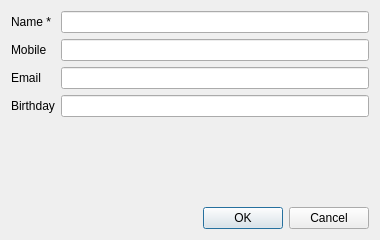
Flack74/Addressbook-Management, file ui/contactdialog.ui: the form before one commit.
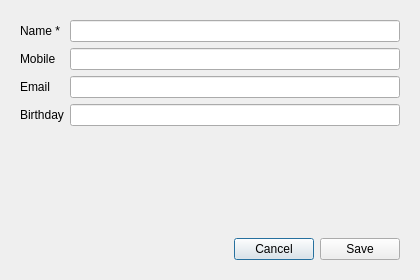
The form after the commit.

Commit message: refactor: improve UI layout and usability

Diff of the .ui file:
```diff
--- a/ui/contactdialog.ui
+++ b/ui/contactdialog.ui
@@ -3,26 +3,78 @@
  <class>ContactDialog</class>
  <widget class="QDialog" name="ContactDialog">
   <property name="geometry">
-   <rect><x>0</x><y>0</y><width>380</width><height>240</height></rect>
+   <rect><x>0</x><y>0</y><width>420</width><height>280</height></rect>
   </property>
-  <layout class="QVBoxLayout">
+  <property name="windowTitle">
+   <string>Add Contact</string>
+  </property>
+  <layout class="QVBoxLayout" name="verticalLayout">
+   <property name="spacing"><number>0</number></property>
    <item>
-    <layout class="QFormLayout">
-     <item row="0" column="0"><widget class="QLabel" name="lblName"><property name="text"><string>Name *</string></property></widget></item>
-     <item row="0" column="1"><widget class="QLineEdit" name="editName"/></item>
-     <item row="1" column="0"><widget class="QLabel" name="lblMobile"><property name="text"><string>Mobile</string></property></widget></item>
-     <item row="1" column="1"><widget class="QLineEdit" name="editMobile"/></item>
-     <item row="2" column="0"><widget class="QLabel" name="lblEmail"><property name="text"><string>Email</string></property></widget></item>
-     <item row="2" column="1"><widget class="QLineEdit" name="editEmail"/></item>
-     <item row="3" column="0"><widget class="QLabel" name="lblBirthday"><property name="text"><string>Birthday</string></property></widget></item>
-     <item row="3" column="1"><widget class="QLineEdit" name="editBirthday"/></item>
-    </layout>
+    <widget class="QWidget" name="formWidget">
+     <layout class="QFormLayout" name="formLayout">
+      <item row="0" column="0">
+       <widget class="QLabel" name="lblName">
+        <property name="text"><string>Name *</string></property>
+       </widget>
+      </item>
+      <item row="0" column="1">
+       <widget class="QLineEdit" name="editName"/>
+      </item>
+      <item row="1" column="0">
+       <widget class="QLabel" name="lblMobile">
+        <property name="text"><string>Mobile</string></property>
+       </widget>
+      </item>
+      <item row="1" column="1">
+       <widget class="QLineEdit" name="editMobile"/>
+      </item>
+      <item row="2" column="0">
+       <widget class="QLabel" name="lblEmail">
+        <property name="text"><string>Email</string></property>
+       </widget>
+      </item>
+      <item row="2" column="1">
+       <widget class="QLineEdit" name="editEmail"/>
+      </item>
+      <item row="3" column="0">
+       <widget class="QLabel" name="lblBirthday">
+        <property name="text"><string>Birthday</string></property>
+       </widget>
+      </item>
+      <item row="3" column="1">
+       <widget class="QLineEdit" name="editBirthday"/>
+      </item>
+     </layout>
+    </widget>
    </item>
    <item>
-    <widget class="QDialogButtonBox" name="buttonBox">
-     <property name="standardButtons">
-      <set>QDialogButtonBox::Cancel|QDialogButtonBox::Ok</set>
-     </property>
+    <spacer>
+     <property name="orientation"><enum>Qt::Vertical</enum></property>
+     <property name="sizeHint" stdset="0"><size><width>20</width><height>10</height></size></property>
+    </spacer>
+   </item>
+   <item>
+    <widget class="QWidget" name="btnWidget">
+     <layout class="QHBoxLayout" name="btnLayout">
+      <item>
+       <spacer><property name="orientation"><enum>Qt::Horizontal</enum></property><property name="sizeHint" stdset="0"><size><width>40</width><height>20</height></size></property></spacer>
+      </item>
+      <item>
+       <widget class="QPushButton" name="btnCancel">
+        <property name="text"><string>Cancel</string></property>
+        <property name="minimumWidth"><number>90</number></property>
+        <property name="minimumHeight"><number>36</number></property>
+       </widget>
+      </item>
+      <item>
+       <widget class="QPushButton" name="btnSave">
+        <property name="text"><string>Save</string></property>
+        <property name="minimumWidth"><number>90</number></property>
+        <property name="minimumHeight"><number>36</number></property>
+       </widget>
+      </item>
+     </layout>
     </widget>
    </item>
   </layout>
```
The commit also changes 5 other files.
